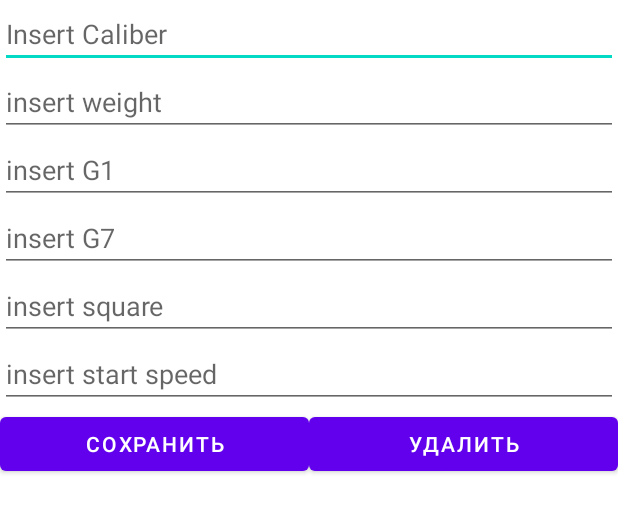
After one commit to PetroUst/Sniper_plus, an Android app: the layout activity_user.xml on its own in the app's theme, with its tools: preview values and no code run, on a phone screen of 412 x 824 dp. The commit adds this screen. Shown: the top 513 px of the screen. Run offline under Robolectric (Android 15) with nearby library versions, the phone set to English and light mode, and no system bars.

```diff
--- a/app/build.gradle
+++ b/app/build.gradle
@@ -30,6 +30,7 @@ android {
 
 dependencies {
 
+    implementation 'androidx.recyclerview:recyclerview:1.1.0'
     implementation 'androidx.appcompat:appcompat:1.5.1'
     implementation 'com.google.android.material:material:1.7.0'
     implementation 'androidx.constraintlayout:constraintlayout:2.1.4'
--- a/app/src/main/AndroidManifest.xml
+++ b/app/src/main/AndroidManifest.xml
@@ -1,6 +1,7 @@
 <?xml version="1.0" encoding="utf-8"?>
 <manifest xmlns:android="http://schemas.android.com/apk/res/android"
     xmlns:tools="http://schemas.android.com/tools">
+    <uses-permission android:name="android.permission.READ_EXTERNAL_STORAGE" />
 
     <application
         android:allowBackup="true"
--- /dev/null
+++ b/app/src/main/res/layout/activity_user.xml
@@ -0,0 +1,83 @@
+<?xml version="1.0" encoding="utf-8"?>
+<androidx.constraintlayout.widget.ConstraintLayout
+    xmlns:android="http://schemas.android.com/apk/res/android"
+    xmlns:app="http://schemas.android.com/apk/res-auto"
+    android:layout_width="match_parent"
+    android:layout_height="match_parent">
+    <EditText
+        android:id="@+id/caliber"
+        android:layout_width="0dp"
+        android:layout_height="wrap_content"
+        android:hint="Insert Caliber"
+        app:layout_constraintBottom_toTopOf="@+id/weight"
+        app:layout_constraintTop_toTopOf="parent"
+        app:layout_constraintLeft_toLeftOf="parent"
+        app:layout_constraintRight_toRightOf="parent" />
+    <EditText
+        android:id="@+id/weight"
+        android:layout_width="0dp"
+        android:layout_height="wrap_content"
+        android:hint="insert weight"
+        app:layout_constraintTop_toBottomOf="@+id/caliber"
+        app:layout_constraintBottom_toTopOf="@+id/g1"
+        app:layout_constraintLeft_toLeftOf="parent"
+        app:layout_constraintRight_toRightOf="parent" />
+    <EditText
+        android:id="@+id/g1"
+        android:layout_width="0dp"
+        android:layout_height="wrap_content"
+        android:hint="insert G1"
+        app:layout_constraintTop_toBottomOf="@+id/weight"
+        app:layout_constraintBottom_toTopOf="@+id/g7"
+        app:layout_constraintLeft_toLeftOf="parent"
+        app:layout_constraintRight_toRightOf="parent" />
+    <EditText
+        android:id="@+id/g7"
+        android:layout_width="0dp"
+        android:layout_height="wrap_content"
+        android:hint="insert G7"
+        app:layout_constraintTop_toBottomOf="@+id/g1"
+        app:layout_constraintBottom_toTopOf="@+id/square"
+        app:layout_constraintLeft_toLeftOf="parent"
+        app:layout_constraintRight_toRightOf="parent" />
+    <EditText
+        android:id="@+id/square"
+        android:layout_width="0dp"
+        android:layout_height="wrap_content"
+        android:hint="insert square"
+        app:layout_constraintTop_toBottomOf="@+id/g7"
+        app:layout_constraintBottom_toTopOf="@+id/start_speed"
+        app:layout_constraintLeft_toLeftOf="parent"
+        app:layout_constraintRight_toRightOf="parent" />
+    <EditText
+        android:id="@+id/start_speed"
+        android:layout_width="0dp"
+        android:layout_height="wrap_content"
+        android:hint="insert start speed"
+        app:layout_constraintTop_toBottomOf="@+id/square"
+        app:layout_constraintBottom_toTopOf="@+id/saveButton"
+        app:layout_constraintLeft_toLeftOf="parent"
+        app:layout_constraintRight_toRightOf="parent" />
+    <Button
+        android:id="@+id/saveButton"
+        android:layout_width="0dp"
+        android:layout_height="wrap_content"
+        android:text="Сохранить"
+        android:onClick="save"
+        app:layout_constraintHorizontal_weight="1"
+        app:layout_constraintTop_toBottomOf="@+id/start_speed"
+        app:layout_constraintLeft_toLeftOf="parent"
+        app:layout_constraintRight_toLeftOf="@+id/deleteButton"
+        />
+    <Button
+        android:id="@+id/deleteButton"
+        android:layout_width="0dp"
+        android:layout_height="wrap_content"
+        android:text="Удалить"
+        android:onClick="delete"
+        app:layout_constraintHorizontal_weight="1"
+        app:layout_constraintTop_toBottomOf="@+id/start_speed"
+        app:layout_constraintLeft_toRightOf="@+id/saveButton"
+        app:layout_constraintRight_toRightOf="parent"
+        />
+</androidx.constraintlayout.widget.ConstraintLayout>
```
Also changed, not shown: app/src/main/java/com/example/sniper/Bullet.java (added, +81 -0 lines), app/src/main/java/com/example/sniper/DBHandler.java (added, +67 -0 lines), app/src/main/java/com/example/sniper/MainActivity.java (+64 -9 lines), app/src/main/java/com/example/sniper/UserActivity.java (added, +97 -0 lines), app/src/main/res/layout/activity_main.xml (+40 -14 lines), app/src/main/assets/sniper.db (added).
